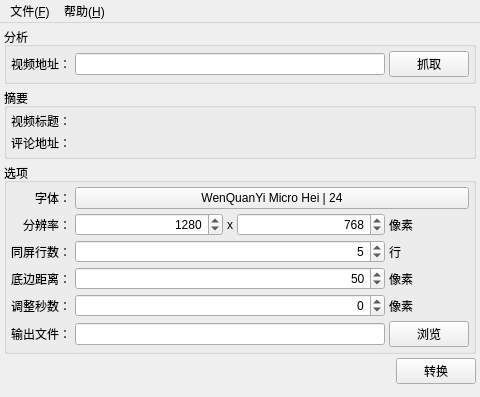
First picture: the form in niconvert_qt.ui, repository muzuiget/niconvert, before the edit.
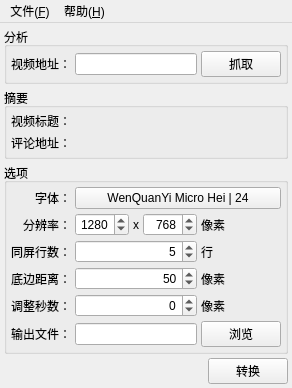
Second picture: the form after the edit.

Commit message: 界面优化

```diff
--- a/niconvert_qt.ui
+++ b/niconvert_qt.ui
@@ -2,13 +2,11 @@
 <ui version="4.0">
  <class>MainWindow</class>
  <widget class="QMainWindow" name="MainWindow">
-  <property name="geometry">
-   <rect>
-    <x>0</x>
-    <y>0</y>
-    <width>480</width>
-    <height>397</height>
-   </rect>
+  <property name="sizePolicy">
+   <sizepolicy hsizetype="Preferred" vsizetype="Minimum">
+    <horstretch>0</horstretch>
+    <verstretch>0</verstretch>
+   </sizepolicy>
   </property>
   <property name="windowTitle">
    <string>Niconvert</string>
@@ -375,7 +373,7 @@
     <rect>
      <x>0</x>
      <y>0</y>
-     <width>480</width>
+     <width>323</width>
      <height>23</height>
     </rect>
    </property>
```
The commit also changes 7 other files.
